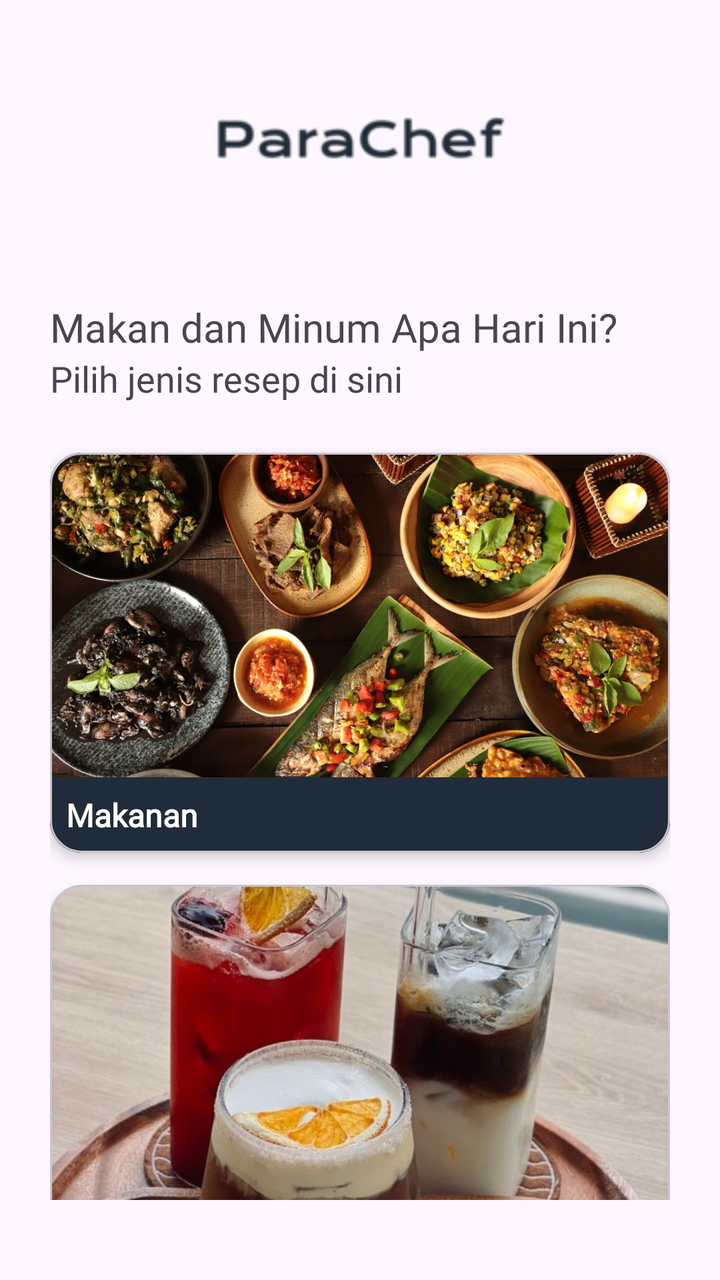
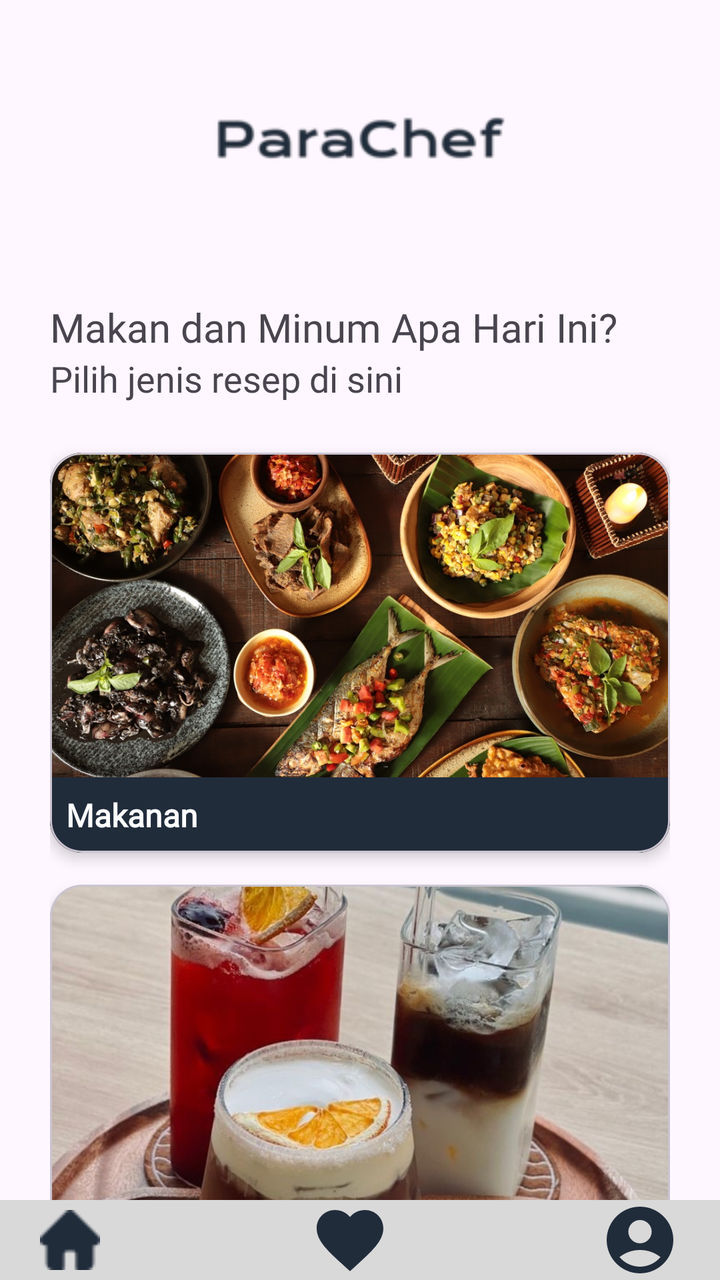

The first picture is an Android layout as it rendered before a commit; the second is the same layout after the commit. The layout source and the unified diff follow.
<!-- AndroidManifest.xml: application theme Theme.Parachef -->
<!-- res/layout/dashboard.xml -->
<?xml version="1.0" encoding="utf-8"?>
    <RelativeLayout
        xmlns:android="http://schemas.android.com/apk/res/android"
        xmlns:app="http://schemas.android.com/apk/res-auto"
        xmlns:tools="http://schemas.android.com/tools"
        android:id="@+id/main"
        android:layout_width="match_parent"
        android:layout_height="match_parent"
        tools:context=".Dashboard">

        <FrameLayout
            android:id="@+id/frameLayout"
            android:layout_width="match_parent"
            android:layout_height="100dp">

            <ImageView
                android:layout_width="wrap_content"
                android:layout_height="wrap_content"
                android:layout_marginTop="20dp"
                android:src="@drawable/ic_logo2"
                android:layout_gravity="center"/>
        </FrameLayout>

        <LinearLayout
            android:layout_width="match_parent"
            android:layout_height="wrap_content"
            android:orientation="vertical"
            android:layout_marginTop="150dp"

            android:layout_marginEnd="25dp"
            android:layout_marginStart="25dp">

            <TextView
                android:layout_width="match_parent"
                android:layout_height="wrap_content"
                android:fontFamily="@font/poppins_semibold"
                android:textSize="20sp"
                android:text="Makan dan Minum Apa Hari Ini?"/>

            <TextView
                android:layout_width="match_parent"
                android:layout_height="wrap_content"
                android:fontFamily="@font/poppins_medium"
                android:textSize="18sp"
                android:text="Pilih jenis resep di sini"/>

            
            <ScrollView
                android:layout_width="match_parent"
                android:layout_height="0dp"
                android:layout_weight="1"
                android:scrollbars="none"
                android:layout_marginBottom="40dp">

                <LinearLayout
                    android:layout_width="match_parent"
                    android:layout_height="wrap_content"
                    android:orientation="vertical">

                    
                    <com.google.android.material.card.MaterialCardView
                        android:layout_width="match_parent"
                        android:layout_height="wrap_content"
                        android:layout_marginTop="25dp"
                        android:layout_marginBottom="16dp"
                        app:cardCornerRadius="16dp"
                        app:cardElevation="4dp"
                        app:cardBackgroundColor="#FFFFFF">

                        <FrameLayout
                            android:layout_width="match_parent"
                            android:layout_height="200dp">

                            
                            <ImageView
                                android:id="@+id/cmakanan"
                                android:layout_width="match_parent"
                                android:layout_height="match_parent"
                                android:scaleType="centerCrop"
                                android:src="@drawable/makanan" />

                            
                            <TextView
                                android:id="@+id/lblmakanan"
                                android:layout_width="match_parent"
                                android:layout_height="wrap_content"
                                android:layout_gravity="bottom"
                                android:fontFamily="@font/poppins_medium"
                                android:background="@color/primary"
                                android:text="Makanan"
                                android:textSize="16sp"
                                android:textStyle="bold"
                                android:textColor="#FFFFFF"
                                android:padding="8dp" />
                        </FrameLayout>
                    </com.google.android.material.card.MaterialCardView>

                    
                    <com.google.android.material.card.MaterialCardView
                        android:layout_width="match_parent"
                        android:layout_height="wrap_content"
                        android:layout_marginBottom="16dp"
                        app:cardCornerRadius="16dp"
                        app:cardElevation="4dp"
                        app:cardBackgroundColor="#FFFFFF">

                        <FrameLayout
                            android:layout_width="match_parent"
                            android:layout_height="200dp">

                            
                            <ImageView
                                android:id="@+id/cminuman"
                                android:layout_width="match_parent"
                                android:layout_height="match_parent"
                                android:scaleType="centerCrop"
                                android:src="@drawable/minuman" />

                            
                            <TextView
                                android:id="@+id/lblminuman"
                                android:layout_width="match_parent"
                                android:layout_height="wrap_content"
                                android:layout_gravity="bottom"
                                android:background="@color/primary"
                                android:fontFamily="@font/poppins_medium"
                                android:text="Minuman"
                                android:textSize="16sp"
                                android:textStyle="bold"
                                android:textColor="#FFFFFF"
                                android:padding="8dp" />
                        </FrameLayout>
                    </com.google.android.material.card.MaterialCardView>

                    
                    <com.google.android.material.card.MaterialCardView
                        android:layout_width="match_parent"
                        android:layout_height="wrap_content"
                        android:layout_marginBottom="16dp"
                        app:cardCornerRadius="16dp"
                        app:cardElevation="4dp"
                        app:cardBackgroundColor="#FFFFFF">

                        <FrameLayout
                            android:layout_width="match_parent"
                            android:layout_height="200dp">

                            
                            <ImageView
                                android:id="@+id/cbolukue"
                                android:layout_width="match_parent"
                                android:layout_height="match_parent"
                                android:scaleType="centerCrop"
                                android:src="@drawable/bolu_kue" />

                            
                            <TextView
                                android:id="@+id/lblbolukue"
                                android:layout_width="match_parent"
                                android:layout_height="wrap_content"
                                android:layout_gravity="bottom"
                                android:background="@color/primary"
                                android:fontFamily="@font/poppins_medium"
                                android:text="Roti dan Kue"
                                android:textSize="16sp"
                                android:textStyle="bold"
                                android:textColor="#FFFFFF"
                                android:padding="8dp" />
                        </FrameLayout>
                    </com.google.android.material.card.MaterialCardView>
                </LinearLayout>
            </ScrollView>
        </LinearLayout>
    <LinearLayout
        android:layout_width="match_parent"
        android:layout_height="match_parent"
        android:orientation="horizontal"
        android:background="@color/nav"
        android:layout_marginTop="800dp">

        <ImageView
            android:id="@+id/navhome"
            android:layout_width="30dp"
            android:layout_height="30dp"
            android:layout_gravity="center"
            android:src="@drawable/navhome"
            android:layout_marginStart="45dp"/>
        <ImageView
            android:id="@+id/navfav"
            android:layout_width="40dp"
            android:layout_height="40dp"
            android:layout_gravity="center"
            android:src="@drawable/favadd"
            android:layout_marginStart="105dp"/>
        <ImageView
            android:id="@+id/navprof"
            android:layout_width="40dp"
            android:layout_height="40dp"
            android:layout_gravity="center"
            android:src="@drawable/ic_profile"
            android:layout_marginStart="105dp"/>
    </LinearLayout>
    </RelativeLayout>
<!-- resources referenced by this layout -->
<resources>
  <color name="nav">#D9D9D9</color>
  <color name="primary">#212C3B</color>
  <!-- drawable bolu_kue: jpg bitmap (drawable, 99888 bytes) -->
  <!-- drawable favadd (drawable) -->
  <vector xmlns:android="http://schemas.android.com/apk/res/android" android:height="24dp" android:tint="#212C3B" android:viewportHeight="24" android:viewportWidth="24" android:width="24dp">
        
      <path android:fillColor="@android:color/white" android:pathData="M12,21.35l-1.45,-1.32C5.4,15.36 2,12.28 2,8.5 2,5.42 4.42,3 7.5,3c1.74,0 3.41,0.81 4.5,2.09C13.09,3.81 14.76,3 16.5,3 19.58,3 22,5.42 22,8.5c0,3.78 -3.4,6.86 -8.55,11.54L12,21.35z"/>
      
  </vector>
  <!-- drawable ic_logo2: png bitmap (drawable, 6633 bytes) -->
  <!-- drawable ic_profile (drawable) -->
  <vector xmlns:android="http://schemas.android.com/apk/res/android" android:height="24dp" android:tint="#212C3B" android:viewportHeight="24" android:viewportWidth="24" android:width="24dp">
        
      <path android:fillColor="@android:color/white" android:pathData="M12,2C6.48,2 2,6.48 2,12s4.48,10 10,10s10,-4.48 10,-10S17.52,2 12,2zM12,6c1.93,0 3.5,1.57 3.5,3.5S13.93,13 12,13s-3.5,-1.57 -3.5,-3.5S10.07,6 12,6zM12,20c-2.03,0 -4.43,-0.82 -6.14,-2.88C7.55,15.8 9.68,15 12,15s4.45,0.8 6.14,2.12C16.43,19.18 14.03,20 12,20z"/>
      
  </vector>
  <!-- drawable makanan: jpg bitmap (drawable, 329865 bytes) -->
  <!-- drawable minuman: jpg bitmap (drawable, 84476 bytes) -->
  <!-- drawable navhome: png bitmap (drawable, 450 bytes) -->
  <style name="Theme.Parachef" parent="Base.Theme.Parachef" />
  <style name="Base.Theme.Parachef" parent="Theme.Material3.DayNight.NoActionBar">
          
          
      </style>
</resources>

<!-- the commit's change to res/layout/dashboard.xml (unified diff, before → after) -->
@@ -50,7 +50,7 @@
                 android:layout_height="0dp"
                 android:layout_weight="1"
                 android:scrollbars="none"
-                android:layout_marginBottom="40dp">
+                android:layout_marginBottom="20dp">
 
                 <LinearLayout
                     android:layout_width="match_parent"
@@ -173,10 +173,10 @@
         </LinearLayout>
     <LinearLayout
         android:layout_width="match_parent"
-        android:layout_height="match_parent"
+        android:layout_height="wrap_content"
         android:orientation="horizontal"
         android:background="@color/nav"
-        android:layout_marginTop="800dp">
+        android:layout_alignParentBottom="true">
 
         <ImageView
             android:id="@+id/navhome"
@@ -184,7 +184,7 @@
             android:layout_height="30dp"
             android:layout_gravity="center"
             android:src="@drawable/navhome"
-            android:layout_marginStart="45dp"/>
+            android:layout_marginStart="20dp"/>
         <ImageView
             android:id="@+id/navfav"
             android:layout_width="40dp"
